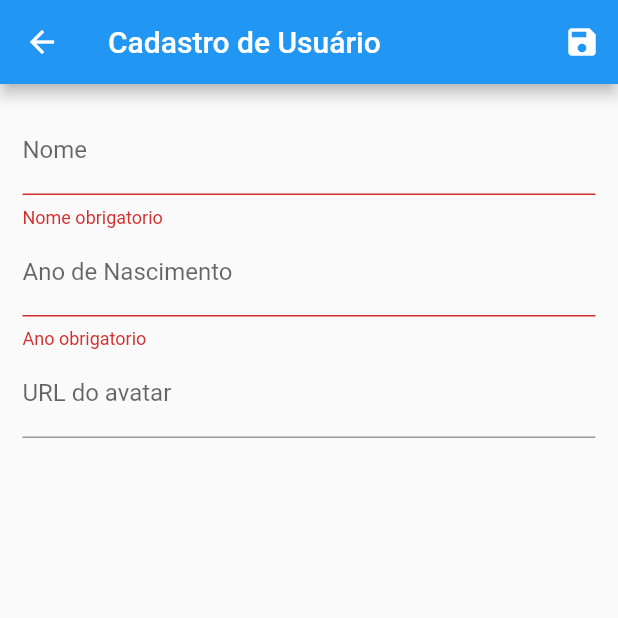
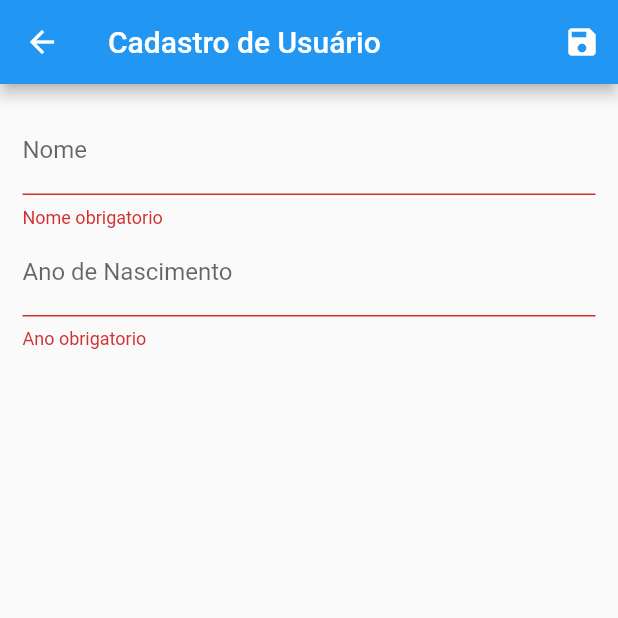
Before and after one commit to SuemyInagaki/flutter-app-cadastro, a Flutter app: the UserForm screen opened by its route, after a tap on the "save" icon, on a phone screen of 412 x 824 dp, the top half of it. Run offline on Flutter 3.47's test engine with Material 2 defaults, Android fonts, the phone set to English and light mode, and no system bars.

Commit message:
removed avatar field

```diff
--- a/lib/components/user_tile.dart
+++ b/lib/components/user_tile.dart
@@ -11,9 +11,7 @@ class UserTile extends StatelessWidget {
   const UserTile(this.user);
   @override
   Widget build(BuildContext context) {
-    final avatar = user.avatar == null || user.avatar.isEmpty
-        ? CircleAvatar(child: Icon(Icons.person))
-        : CircleAvatar(backgroundImage: NetworkImage(user.avatar));
+    final avatar = CircleAvatar(child: Icon(Icons.person));
 
     return Dismissible(
       background: Container(color: Colors.blue[100]),
@@ -22,7 +20,7 @@ class UserTile extends StatelessWidget {
         showDialog(
           context: context,
           builder: (ctx) => AlertDialog(
-            title: Text('Excluir Usuario'),
+            title: Text('Atenção'),
             content: Text('Usuário excluido com sucesso!'),
             actions: <Widget>[
               FlatButton(
--- a/lib/data/dummy_users.dart
+++ b/lib/data/dummy_users.dart
@@ -5,12 +5,10 @@ const DUMMY_USERS = {
     id: '1',
     name: 'Chema',
     year: '1984',
-    avatar: null,
   ),
   '2': const User(
     id: '2',
     name: 'Chema2',
     year: '1984',
-    avatar: null,
   ),
 };
--- a/lib/models/user.dart
+++ b/lib/models/user.dart
@@ -4,12 +4,10 @@ class User {
   final String id;
   final String name;
   final String year;
-  final String avatar;
 
   const User({
     this.id,
     @required this.name,
     @required this.year,
-    this.avatar,
   });
 }
--- a/lib/provider/users.dart
+++ b/lib/provider/users.dart
@@ -32,7 +32,6 @@ class Users with ChangeNotifier {
                 id: user.id,
                 name: user.name,
                 year: user.year,
-                avatar: user.avatar,
               ));
     } else {
       final id = Random().nextDouble().toString();
@@ -42,7 +41,6 @@ class Users with ChangeNotifier {
                 id: id,
                 name: user.name,
                 year: user.year,
-                avatar: user.avatar,
               ));
     }
 
--- a/lib/views/user_form.dart
+++ b/lib/views/user_form.dart
@@ -12,7 +12,6 @@ class UserForm extends StatelessWidget {
       _formData['id'] = user.id;
       _formData['name'] = user.name;
       _formData['year'] = user.year;
-      _formData['avatar'] = user.avatar;
     }
   }
 
@@ -31,17 +30,36 @@ class UserForm extends StatelessWidget {
               onPressed: () {
                 final isValid = _form.currentState.validate();
                 if (isValid) {
-                  _form.currentState.save();
-                  Provider.of<Users>(context, listen: false).put(
-                    User(
-                      id: _formData['id'],
-                      name: _formData['name'],
-                      year: _formData['year'],
-                      avatar: _formData['avatar'],
+                  showDialog(
+                    context: context,
+                    builder: (ctx) => AlertDialog(
+                      title: Text('Atenção'),
+                      content:
+                          Text('Tem certeza que deseja adicionar o usuário?'),
+                      actions: <Widget>[
+                        FlatButton(
+                          child: Text('Confirmar'),
+                          onPressed: () {
+                            _form.currentState.save();
+                            Provider.of<Users>(context, listen: false).put(User(
+                              id: _formData['id'],
+                              name: _formData['name'],
+                              year: _formData['year'],
+                            ));
+                            Navigator.of(context).pop();
+                            Navigator.of(context).pop();
+                          },
+                        ),
+                        FlatButton(
+                          child: Text('Cancelar'),
+                          onPressed: () {
+                            Navigator.of(context).pop();
+                            Navigator.of(context).pop();
+                          },
+                        ),
+                      ],
                     ),
                   );
-
-                  Navigator.of(context).pop();
                 }
               },
             ),
@@ -81,11 +99,6 @@ class UserForm extends StatelessWidget {
                     },
                     onSaved: (value) => _formData['year'] = value,
                   ),
-                  TextFormField(
-                    initialValue: _formData['avatar'],
-                    decoration: InputDecoration(labelText: 'URL do avatar'),
-                    onSaved: (value) => _formData['avatar'] = value,
-                  ),
                 ],
               ),
             )));
--- a/pubspec.yaml
+++ b/pubspec.yaml
@@ -41,6 +41,7 @@ dev_dependencies:
 # The following section is specific to Flutter.
 flutter:
 
+
   # The following line ensures that the Material Icons font is
   # included with your application, so that you can use the icons in
   # the material Icons class.
```
